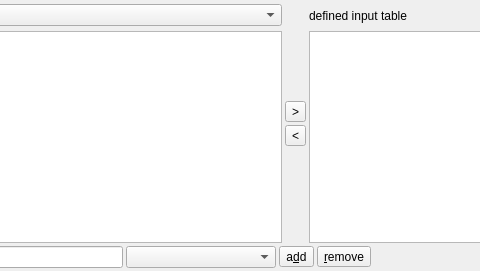
Qt form settings/xvusertabledefinitiondlg.ui (CDullin/xVTK) before a commit; both pictures show x 110 to 590 and y 0 to 271 of the 811 by 271 pixel window.
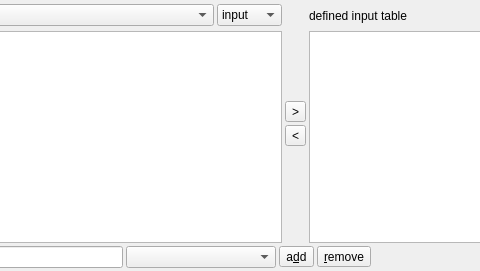
The same form after that commit. Custom widgets are drawn as their Qt base class.

Patch:
```diff
--- a/settings/xvusertabledefinitiondlg.ui
+++ b/settings/xvusertabledefinitiondlg.ui
@@ -64,6 +64,20 @@
            </property>
           </widget>
          </item>
+         <item>
+          <widget class="QComboBox" name="pPortCB">
+           <item>
+            <property name="text">
+             <string>input</string>
+            </property>
+           </item>
+           <item>
+            <property name="text">
+             <string>output</string>
+            </property>
+           </item>
+          </widget>
+         </item>
         </layout>
        </item>
        <item>
```
Left out of the diff: 6 changed lines with no effect on the pictures.
